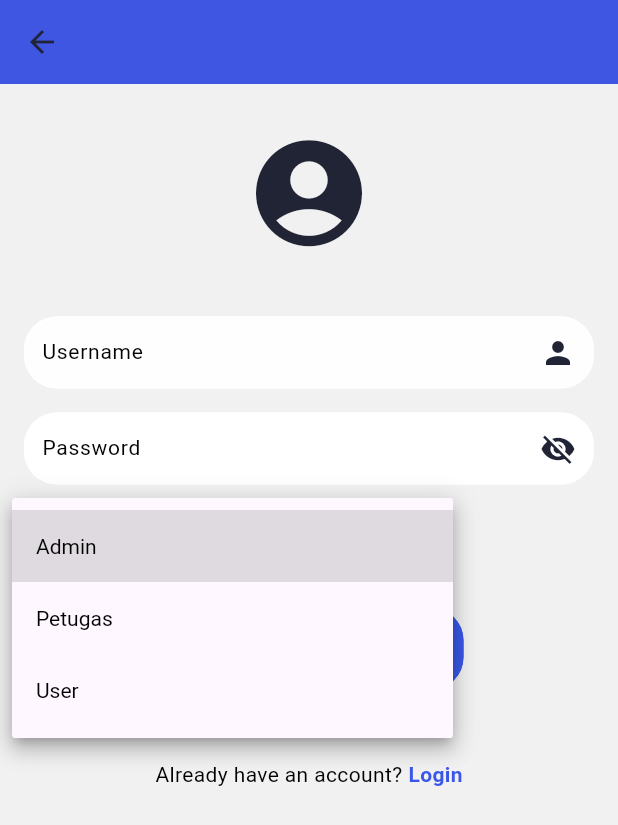
After one commit to arikadiah/ukk_2025, a Flutter app: the registration screen opened directly, after a tap on "Admin", on a phone screen of 412 x 824 dp. The commit adds this screen. Shown: the top 825 px of the screen. Run offline on Flutter 3.47's test engine with Material 3 defaults, Android fonts, the phone set to English and light mode, and no system bars; our stand-ins replace supabase_flutter; accounts and stored records are empty.

Commit message:
first commit

```diff
--- a/lib/homescreen.dart
+++ b/lib/homescreen.dart
@@ -1,5 +1,5 @@
 import 'package:flutter/material.dart';
-//import 'flutterViz_bottom_navigationBar_model.dart';
+import 'package:supabase_flutter/supabase_flutter.dart';
 
 class HomeScreen extends StatelessWidget {
   const HomeScreen({super.key});
@@ -9,6 +9,73 @@ class HomeScreen extends StatelessWidget {
 }
 
 class _HomeScreenState extends State<HomeScreen> {
+  int _currentIndex = 0;
+  List<Map<String, dynamic>> users = [];
+
+  @override
+  void initState() {
+    super.initState();
+    fetchUser();
+  }
+
+  Future<void> fetchUser() async {
+    try {
+      final response = await Supabase.instance.client.from('user').select();
+      setState(() {
+        users = List<Map<String, dynamic>>.from(response);
+      });
+    } catch (e) {
+      ScaffoldMessenger.of(context).showSnackBar(SnackBar(
+        content: Text('Failed to Load users: $e')),
+      );
+    }
+  }
+
+  Future<void> addUser(int id, String username, String password) async {
+    try {
+      await Supabase.instance.client.from('user').insert({
+        'username' : username
+        'password' : password
+      });
+      fetchUser();
+      ScaffoldMessenger.of(context).showSnackBar(SnackBar(
+        content: Text('User added successfully')),
+        );
+    } catch (e) {
+      ScaffoldMessenger.of(context).showSnackBar(SnackBar(
+        content: Text('Error adding user : $e'))
+        );
+    }
+  }
+
+  Future<void> editUser(int id, String username, String password) async {
+    try {
+      await Supabase.instance.client
+      .from('user')
+      .update({
+        'id' : id
+        'username' : username
+        'password' : password
+    })
+    .eq('id', id);
+
+    fetchUser();
+    ScaffoldMessenger.of(context).showSnackBar(SnackBar(
+      content: Text('User updated successfully!')),
+      );
+    } catch (e) {
+      ScaffoldMessenger.of(context).showSnackBar(SnackBar(
+        content: Text('Error updating user: $e')),
+        );
+    }
+  }
+
+  Future<void> deleteUser(int id) async {
+
+  }
+  }
+
+
 
   @override
   Widget build(BuildContext context) {
--- /dev/null
+++ b/lib/registration.dart
@@ -0,0 +1,248 @@
+import 'package:flutter/material.dart';
+
+class registration extends StatelessWidget {
+  @override
+  Widget build(BuildContext context) {
+    return Scaffold(
+      backgroundColor: Color(0xfff1f1f1),
+      appBar: AppBar(
+        elevation: 4,
+        centerTitle: false,
+        automaticallyImplyLeading: false,
+        backgroundColor: Color(0xff3a57e8),
+        shape: RoundedRectangleBorder(
+          borderRadius: BorderRadius.zero,
+        ),
+        leading: Icon(
+          Icons.arrow_back,
+          color: Color(0xff212435),
+          size: 24,
+        ),
+      ),
+      body: SingleChildScrollView(
+        child: Column(
+          mainAxisAlignment: MainAxisAlignment.start,
+          crossAxisAlignment: CrossAxisAlignment.start,
+          mainAxisSize: MainAxisSize.max,
+          children: [
+            Padding(
+              padding: EdgeInsets.fromLTRB(16, 20, 16, 16),
+              child: SingleChildScrollView(
+                child: Column(
+                  mainAxisAlignment: MainAxisAlignment.start,
+                  crossAxisAlignment: CrossAxisAlignment.start,
+                  mainAxisSize: MainAxisSize.max,
+                  children: [
+                    Padding(
+                      padding: EdgeInsets.fromLTRB(0, 10, 0, 0),
+                      child: Align(
+                        alignment: Alignment.center,
+                        child: Icon(
+                          Icons.account_circle,
+                          color: Color(0xff212435),
+                          size: 85,
+                        ),
+                      ),
+                    ),
+                    Padding(
+                      padding: EdgeInsets.fromLTRB(0, 40, 0, 0),
+                      child: TextField(
+                        controller: TextEditingController(),
+                        obscureText: false,
+                        textAlign: TextAlign.start,
+                        maxLines: 1,
+                        style: TextStyle(
+                          fontWeight: FontWeight.w400,
+                          fontStyle: FontStyle.normal,
+                          fontSize: 14,
+                          color: Color(0xff000000),
+                        ),
+                        decoration: InputDecoration(
+                          disabledBorder: OutlineInputBorder(
+                            borderRadius: BorderRadius.circular(22.0),
+                            borderSide:
+                                BorderSide(color: Color(0xffffffff), width: 1),
+                          ),
+                          focusedBorder: OutlineInputBorder(
+                            borderRadius: BorderRadius.circular(22.0),
+                            borderSide:
+                                BorderSide(color: Color(0xffffffff), width: 1),
+                          ),
+                          enabledBorder: OutlineInputBorder(
+                            borderRadius: BorderRadius.circular(22.0),
+                            borderSide:
+                                BorderSide(color: Color(0xffffffff), width: 1),
+                          ),
+                          hintText: "Username",
+                          hintStyle: TextStyle(
+                            fontWeight: FontWeight.w400,
+                            fontStyle: FontStyle.normal,
+                            fontSize: 14,
+                            color: Color(0xff000000),
+                          ),
+                          filled: true,
+                          fillColor: Color(0xfffefeff),
+                          isDense: false,
+                          contentPadding: EdgeInsets.all(8),
+                          suffixIcon: Icon(Icons.person,
+                              color: Color(0xff212435), size: 24),
+                        ),
+                      ),
+                    ),
+                    Padding(
+                      padding: EdgeInsets.fromLTRB(0, 16, 0, 0),
+                      child: TextField(
+                        controller: TextEditingController(),
+                        obscureText: false,
+                        textAlign: TextAlign.left,
+                        maxLines: 1,
+                        style: TextStyle(
+                          fontWeight: FontWeight.w400,
+                          fontStyle: FontStyle.normal,
+                          fontSize: 14,
+                          color: Color(0xff000000),
+                        ),
+                        decoration: InputDecoration(
+                          disabledBorder: OutlineInputBorder(
+                            borderRadius: BorderRadius.circular(22.0),
+                            borderSide:
+                                BorderSide(color: Color(0xffffffff), width: 1),
+                          ),
+                          focusedBorder: OutlineInputBorder(
+                            borderRadius: BorderRadius.circular(22.0),
+                            borderSide:
+                                BorderSide(color: Color(0xffffffff), width: 1),
+                          ),
+                          enabledBorder: OutlineInputBorder(
+                            borderRadius: BorderRadius.circular(22.0),
+                            borderSide:
+                                BorderSide(color: Color(0xffffffff), width: 1),
+                          ),
+                          hintText: "Password",
+                          hintStyle: TextStyle(
+                            fontWeight: FontWeight.w400,
+                            fontStyle: FontStyle.normal,
+                            fontSize: 14,
+                            color: Color(0xff000000),
+                          ),
+                          filled: true,
+                          fillColor: Color(0xffffffff),
+                          isDense: false,
+                          contentPadding: EdgeInsets.all(8),
+                          suffixIcon: Icon(Icons.visibility_off,
+                              color: Color(0xff212435), size: 24),
+                        ),
+                      ),
+                    ),
+                    Padding(
+                      padding: EdgeInsets.fromLTRB(0, 16, 0, 0),
+                      child: Container(
+                          width: 270,
+                          height: 50,
+                          padding:
+                              EdgeInsets.symmetric(horizontal: 8, vertical: 4),
+                          decoration: BoxDecoration(
+                            color: Color(0xffffffff),
+                            borderRadius: BorderRadius.circular(22),
+                          ),
+                          child: DropdownButtonHideUnderline(
+                            child: DropdownButton(
+                              value: "Admin",
+                              items: [
+                                "Admin",
+                                "Petugas",
+                                "User"
+                              ].map<DropdownMenuItem<String>>((String value) {
+                                return DropdownMenuItem<String>(
+                                  value: value,
+                                  child: Text(value),
+                                );
+                              }).toList(),
+                              style: TextStyle(
+                                color: Color(0xff000000),
+                                fontSize: 14,
+                                fontWeight: FontWeight.w400,
+                                fontStyle: FontStyle.normal,
+                              ),
+                              onChanged: (value) {},
+                              elevation: 8,
+                              isExpanded: true,
+                            ),
+                          )),
+                    ),
+                    Padding(
+                      padding: EdgeInsets.fromLTRB(0, 16, 0, 0),
+                      child: Align(
+                        alignment: Alignment.center,
+                        child: MaterialButton(
+                          onPressed: () {},
+                          color: Color(0xff3a57e8),
+                          elevation: 0,
+                          shape: RoundedRectangleBorder(
+                            borderRadius: BorderRadius.circular(22.0),
+                            side:
+                                BorderSide(color: Color(0xff3a57e8), width: 1),
+                          ),
+                          padding: EdgeInsets.all(16),
+                          child: Text(
+                            "Register",
+                            style: TextStyle(
+                              fontSize: 16,
+                              fontWeight: FontWeight.w500,
+                              fontStyle: FontStyle.normal,
+                            ),
+                          ),
+                          textColor: Color(0xffffffff),
+                          height: 40,
+                          minWidth: MediaQuery.of(context).size.width * 0.5,
+                        ),
+                      ),
+                    ),
+                  ],
+                ),
+              ),
+            ),
+            Padding(
+              padding: EdgeInsets.fromLTRB(0, 30, 0, 0),
+              child: Row(
+                mainAxisAlignment: MainAxisAlignment.center,
+                crossAxisAlignment: CrossAxisAlignment.start,
+                mainAxisSize: MainAxisSize.max,
+                children: [
+                  Align(
+                    alignment: Alignment.center,
+                    child: Text(
+                      "Already have an account?",
+                      textAlign: TextAlign.start,
+                      overflow: TextOverflow.clip,
+                      style: TextStyle(
+                        fontWeight: FontWeight.w400,
+                        fontStyle: FontStyle.normal,
+                        fontSize: 14,
+                        color: Color(0xff000000),
+                      ),
+                    ),
+                  ),
+                  Padding(
+                    padding: EdgeInsets.fromLTRB(4, 0, 0, 0),
+                    child: Text(
+                      "Login",
+                      textAlign: TextAlign.start,
+                      overflow: TextOverflow.clip,
+                      style: TextStyle(
+                        fontWeight: FontWeight.w700,
+                        fontStyle: FontStyle.normal,
+                        fontSize: 14,
+                        color: Color(0xff3a57e8),
+                      ),
+                    ),
+                  ),
+                ],
+              ),
+            ),
+          ],
+        ),
+      ),
+    );
+  }
+}
```
